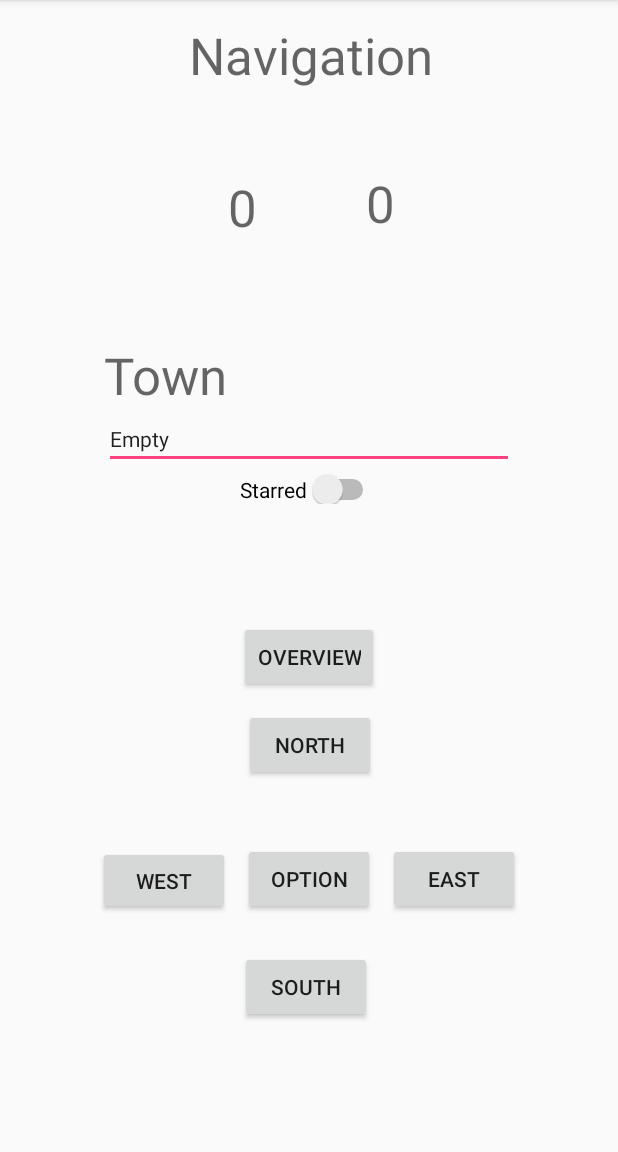
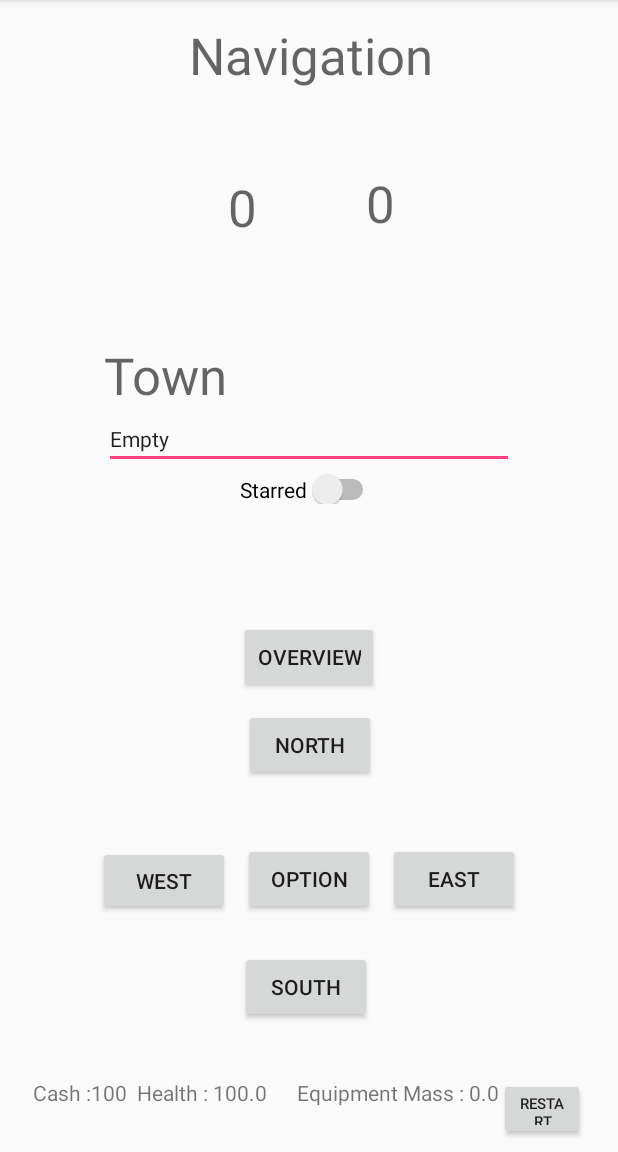
Before and after one commit to CPMugMan/GridGame, an Android app: the NavigationActivity screen opened directly, with no data from a screen before it, on a phone screen of 412 x 824 dp, the part 84-1236 px from its top. Run offline under Robolectric (Android 15) with nearby library versions, the phone set to English and light mode, and no system bars.

```diff
--- a/app/src/main/AndroidManifest.xml
+++ b/app/src/main/AndroidManifest.xml
@@ -16,7 +16,9 @@
                 <category android:name="android.intent.category.LAUNCHER" />
             </intent-filter>
         </activity>
-        <activity android:name=".NavigationActivity"></activity>
+        <activity android:name=".NavigationActivity" />
+        <activity android:name=".MarketActivity" />
+        <activity android:name=".WildernessActivity"></activity>
     </application>
 
 </manifest>
--- a/app/src/main/java/au/edu/curtin/gridgame/GameData.java
+++ b/app/src/main/java/au/edu/curtin/gridgame/GameData.java
@@ -88,12 +88,12 @@ public class GameData
     public void createItems()
     {
         Equipment equipment1 = new Equipment("(づ￣ ³￣)づ",10,10.0);
-        Equipment equipment2 = new Equipment("Ordinary Shield",15,4.0);
+        Equipment equipment2 = new Equipment("iPhone",15,4.0);
         Equipment equipment3 = new Equipment("Dell XPS 15",40,2.0);
         Equipment equipment4 = new Equipment("Macbook Pro",70,1.0);
         Equipment equipment5 = new Equipment("Chromebook",30,5.0);
 
-        Food food1 = new Food("Big Mac aka sean",7,30.0);
+        Food food1 = new Food("Big Mac",7,30.0);
         Food food2 = new Food("Coffee",4,50.0);
         Food food3 = new Food("Chicken Nuggets",20,40);
         Food food4 = new Food("Ramen",25,33);
--- a/app/src/main/java/au/edu/curtin/gridgame/NavigationActivity.java
+++ b/app/src/main/java/au/edu/curtin/gridgame/NavigationActivity.java
@@ -1,5 +1,6 @@
 package au.edu.curtin.gridgame;
 
+import android.content.Intent;
 import android.support.v4.app.FragmentManager;
 import android.support.v7.app.AlertDialog;
 import android.support.v7.app.AppCompatActivity;
@@ -26,6 +27,9 @@ public class NavigationActivity extends AppCompatActivity
     private TextView xCoord;
     private TextView yCoord;
     private AreaInfoFragment fragA;
+    private StatusBarFragment fragB;
+    //private static final int REQUEST_CODE_WILDERNESS = 0;
+    //private static final int REQUEST_CODE_MARKET = 1;
 
 
     @Override
@@ -37,17 +41,26 @@ public class NavigationActivity extends AppCompatActivity
 
         FragmentManager fm = getSupportFragmentManager();
         fragA = (AreaInfoFragment)fm.findFragmentById(R.id.af_container);
+        fragB = (StatusBarFragment)fm.findFragmentById(R.id.sb_container);
         if(fragA == null)
         {
             fragA = new AreaInfoFragment();
             fm.beginTransaction()
                     .add(R.id.af_container, fragA).commit();
         }
+        if(fragB == null)
+        {
+            fragB = new StatusBarFragment();
+            fm.beginTransaction()
+                    .add(R.id.sb_container,fragB).commit();
+        }
 
         builder = new AlertDialog.Builder(NavigationActivity.this);
         builder.setCancelable(true);
 
         initialButton();
+
+        //testMethod();
 
         northButton.setOnClickListener(new View.OnClickListener()
         {
@@ -121,6 +134,27 @@ public class NavigationActivity extends AppCompatActivity
                 }
             }
         });
+
+        optionButton.setOnClickListener(new View.OnClickListener()
+        {
+            @Override
+            public void onClick(View v)
+            {
+                Intent intent;
+                if(gameData.getCurrArea().getTown() == false)
+                {
+                    intent = new Intent(NavigationActivity.this,WildernessActivity.class);
+                    startActivity(intent);
+                }
+                else
+                {
+                    intent = new Intent(NavigationActivity.this,MarketActivity.class);
+                    startActivity(intent);
+                }
+
+
+            }
+        });
     }
 
     public void initialButton()
@@ -142,6 +176,7 @@ public class NavigationActivity extends AppCompatActivity
         xCoord.setText(Integer.toString(gameData.getPlayer().getColLocation()));
         yCoord.setText(Integer.toString(gameData.getPlayer().getRowLocation()));
         fragA.updateUI();
+        fragB.updateUI();
 
     }
 
@@ -151,6 +186,21 @@ public class NavigationActivity extends AppCompatActivity
         builder.show();
     }
 
+    public void testMethod()
+    {
+        Equipment equipment1 = new Equipment("(づ￣ ³￣)づ",10,10.0);
+        Equipment equipment2 = new Equipment("iPhone",15,4.0);
+        Equipment equipment3 = new Equipment("Dell XPS 15",40,2.0);
+        Equipment equipment4 = new Equipment("Macbook Pro",70,1.0);
+        Equipment equipment5 = new Equipment("Chromebook",30,5.0);
+        gameData.getPlayer().addEquipment(equipment1);
+        gameData.getPlayer().addEquipment(equipment2);
+        gameData.getPlayer().addEquipment(equipment3);
+        gameData.getPlayer().addEquipment(equipment4);
+        gameData.getPlayer().addEquipment(equipment5);
+
+    }
+
 
 
 
--- /dev/null
+++ b/app/src/main/java/au/edu/curtin/gridgame/StatusBarFragment.java
@@ -0,0 +1,61 @@
+package au.edu.curtin.gridgame;
+
+import android.os.Bundle;
+import android.support.v4.app.Fragment;
+import android.view.LayoutInflater;
+import android.view.View;
+import android.view.ViewGroup;
+import android.widget.Button;
+import android.widget.TextView;
+
+public class StatusBarFragment extends Fragment
+{
+    private TextView cash;
+    private TextView health;
+    private TextView equipmentMass;
+    private Button restart;
+    private GameData data;
+
+    @Override
+    public void onCreate(Bundle b)
+    {
+        super.onCreate(b);
+        data = GameData.get();
+
+
+    }
+
+    @Override
+    public View onCreateView(LayoutInflater inflater, ViewGroup ui, Bundle bundle)
+    {
+        View view = inflater.inflate(R.layout.status_bar_fragment,ui,false);
+
+        cash = (TextView)view.findViewById(R.id.CashValue);
+        health = (TextView)view.findViewById(R.id.HealthText);
+        equipmentMass = (TextView)view.findViewById(R.id.EquipValue);
+        restart = (Button)view.findViewById(R.id.RestartButton);
+        restart.setOnClickListener(new View.OnClickListener()
+        {
+            @Override
+            public void onClick(View v)
+            {
+
+            }
+        });
+
+        updateUI();
+
+        return view;
+    }
+
+    public void updateUI()
+    {
+        cash.setText("Cash :" +(Integer.toString(data.getPlayer().getCash())));
+        health.setText("  Health : " +(Double.toString(data.getPlayer().getHealth())) );
+        equipmentMass.setText("   Equipment Mass : " +(Double.toString(data.getPlayer().getEquipmentMass())));
+    }
+
+
+
+
+}
--- /dev/null
+++ b/app/src/main/res/layout/status_bar_fragment.xml
@@ -0,0 +1,35 @@
+<?xml version="1.0" encoding="utf-8"?>
+<LinearLayout xmlns:android="http://schemas.android.com/apk/res/android"
+    android:layout_width="match_parent"
+    android:layout_height="match_parent">
+
+    <TextView
+        android:id="@+id/CashValue"
+        android:layout_width="wrap_content"
+        android:layout_height="match_parent"
+        android:text="Cash : 100 "
+        />
+
+    <TextView
+        android:id="@+id/HealthText"
+        android:layout_width="103dp"
+        android:layout_height="match_parent"
+        android:text="    Health : 100 "
+        />
+
+    <TextView
+        android:id="@+id/EquipValue"
+        android:layout_width="wrap_content"
+        android:layout_height="match_parent"
+        android:text=" Equipment Mass : 100"
+        />
+
+    <Button
+        android:id="@+id/RestartButton"
+        android:textSize="10dp"
+        android:layout_width="wrap_content"
+        android:layout_height="wrap_content"
+        android:text="Restart"
+        />
+
+</LinearLayout>
```
Also changed, not shown: app/src/main/java/au/edu/curtin/gridgame/AreaItemListFragment.java (added, +101 -0 lines), app/src/main/java/au/edu/curtin/gridgame/MarketActivity.java (added, +76 -0 lines), app/src/main/java/au/edu/curtin/gridgame/PlayerItemListFragment.java (added, +104 -0 lines), app/src/main/java/au/edu/curtin/gridgame/WildernessActivity.java (added, +15 -0 lines), app/src/main/res/layout/activity_market.xml (added, +117 -0 lines), app/src/main/res/layout/activity_wilderness.xml (added, +9 -0 lines), app/src/main/res/layout/area_item_list_fragment.xml (added, +7 -0 lines), app/src/main/res/layout/list_mydata.xml (added, +35 -0 lines).
